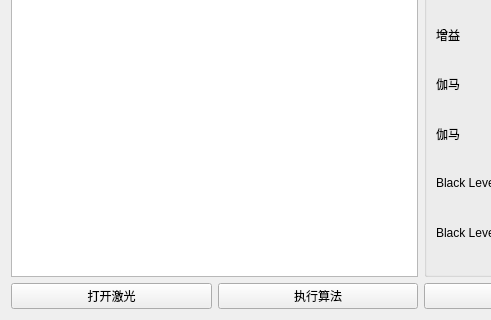
Qt form UIModular/MainWindow/FunctionWidget/ImagingWidget/ImagingWidgetUI.ui (EddyXieFalcon/ColorAnalyst) before a commit; both pictures show x 0 to 491 and y 235 to 555 of the 939 by 555 pixel window.
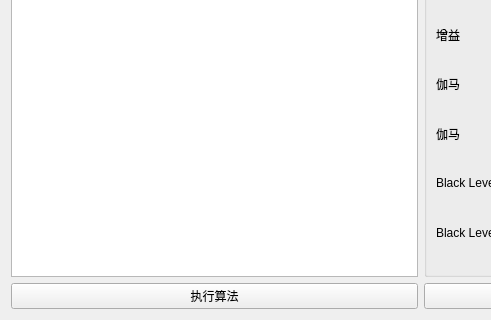
The same form after that commit.

```diff
--- a/UIModular/MainWindow/FunctionWidget/ImagingWidget/ImagingWidgetUI.ui
+++ b/UIModular/MainWindow/FunctionWidget/ImagingWidget/ImagingWidgetUI.ui
@@ -64,13 +64,6 @@
      </item>
      <item>
       <layout class="QHBoxLayout" name="horizontalLayout_16">
-       <item>
-        <widget class="QPushButton" name="btnLaserMgr">
-         <property name="text">
-          <string>打开激光</string>
-         </property>
-        </widget>
-       </item>
        <item>
         <widget class="QPushButton" name="btnDoAlgorithm">
          <property name="text">
```
Left out of the diff: 4 changed lines with no effect on the pictures.
